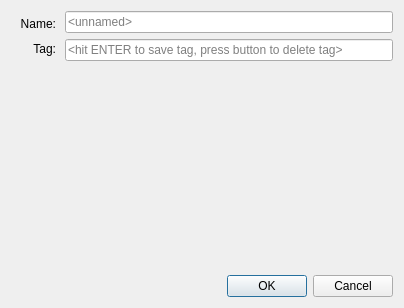
Above: ItemDescriptionDialog.ui from ldraconus/TextSmith2 before the change. Below: the same form after it.
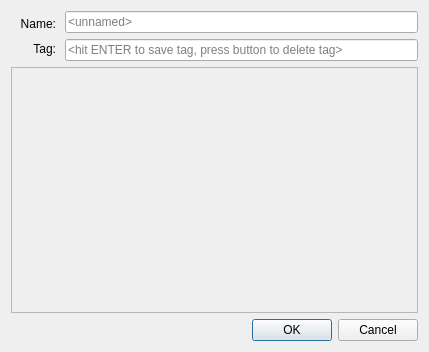
That is the form after the change. Icons and pictures are not drawn.

Commit message:
Added scroll area for tags
Maybe more work to do if te frame doesn't resize wen too many tags
created. Need to check and fix if so.

```diff
--- a/ItemDescriptionDialog.ui
+++ b/ItemDescriptionDialog.ui
@@ -9,8 +9,8 @@
    <rect>
     <x>0</x>
     <y>0</y>
-    <width>400</width>
-    <height>308</height>
+    <width>429</width>
+    <height>352</height>
    </rect>
   </property>
   <property name="contextMenuPolicy">
@@ -146,6 +146,21 @@
     </widget>
    </item>
    <item>
+    <widget class="QScrollArea" name="scrollArea">
+     <property name="widgetResizable">
+      <bool>true</bool>
+     </property>
+     <widget class="QWidget" name="scrollAreaWidgetContents">
+      <property name="geometry">
+       <rect>
+        <x>0</x>
+        <y>0</y>
+        <width>409</width>
+        <height>242</height>
+       </rect>
+      </property>
+      <layout class="QVBoxLayout" name="verticalLayout_4">
+       <item>
     <widget class="QFrame" name="holder">
      <property name="sizePolicy">
       <sizepolicy hsizetype="MinimumExpanding" vsizetype="MinimumExpanding">
@@ -204,6 +219,10 @@
        </widget>
       </item>
      </layout>
+        </widget>
+       </item>
+      </layout>
+     </widget>
     </widget>
    </item>
    <item>
```
Lines whose indentation alone changed are shown as unchanged. The commit also changes 1 other file.
